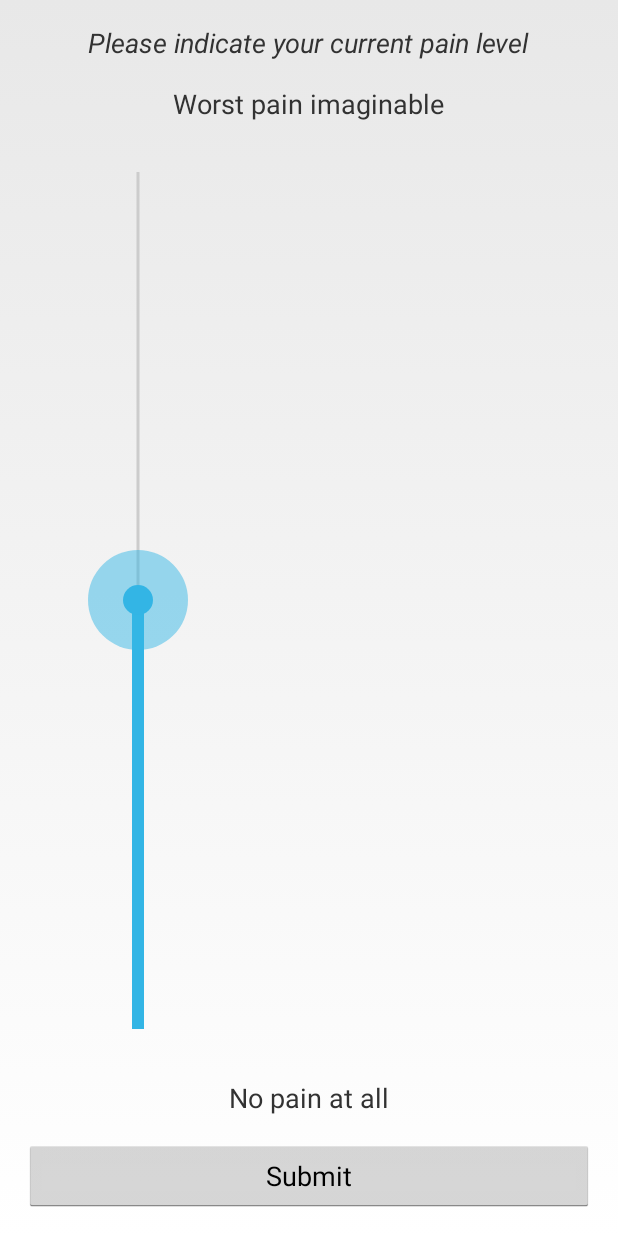
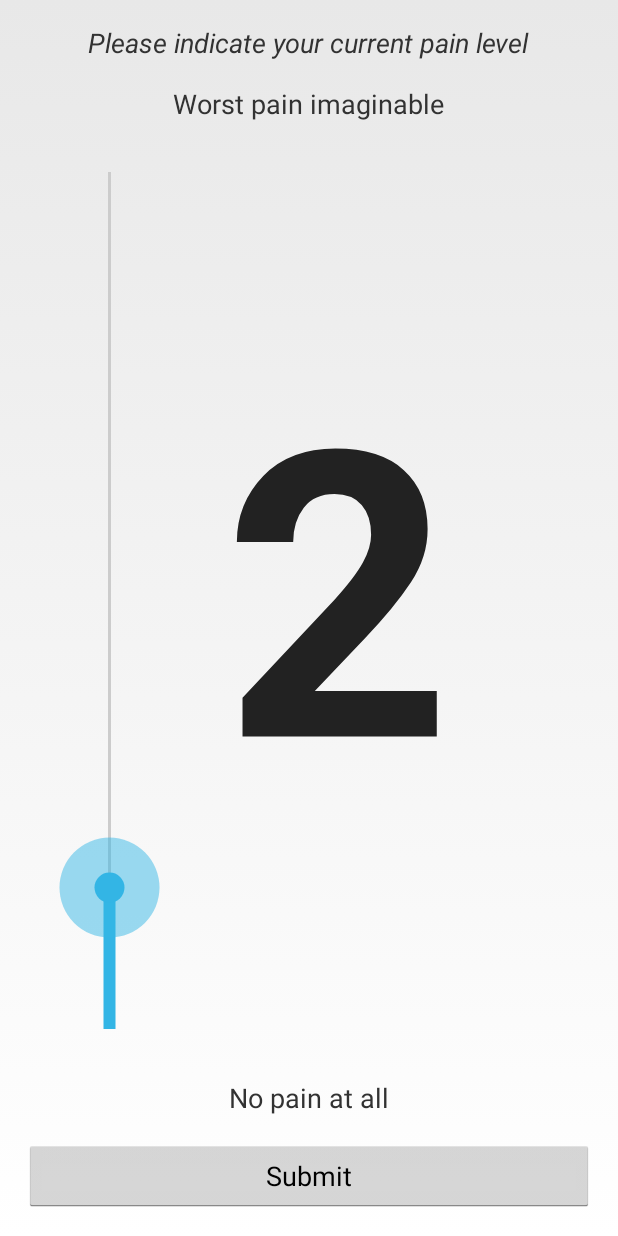
Before and after one commit to philadams-zz/Meter, an Android app: the SuperVASNumberedActivity screen opened directly, with no data from a screen before it, on a phone screen of 412 x 824 dp. Run offline under Robolectric (Android 15) with nearby library versions, the phone set to English and light mode, and no system bars.

Commit message:
display reportedValue in SuperVASNumbered meter

```diff
--- a/app/src/main/java/edu/cornell/idl/meter/SuperVASNumberedView.java
+++ b/app/src/main/java/edu/cornell/idl/meter/SuperVASNumberedView.java
@@ -4,6 +4,7 @@ import android.content.Context;
 import android.graphics.Canvas;
 import android.graphics.Color;
 import android.graphics.Paint;
+import android.graphics.Typeface;
 import android.util.AttributeSet;
 import android.view.MotionEvent;
 import android.view.View;
@@ -12,7 +13,7 @@ import android.view.View;
  */
 public class SuperVASNumberedView extends View {
 
-  final static String TAG = "SuperVASView";
+  final static String TAG = "SuperVASNumberedView";
 
   // selector knob/circle
   private Paint selectorInnerPaint;
@@ -28,8 +29,12 @@ public class SuperVASNumberedView extends View {
   private float selectorTargetY = 100f;
   private float padding = radius;  // offset from the edges of the scale
 
-  private float minTargetY = scaleY1 + padding + radius/2;
-  private float maxTargetY = scaleY2 + radius/2;
+  private float minTargetY = scaleY1;
+  private float maxTargetY = scaleY2;
+
+  private Paint reportedValuePaint;
+  private float reportedValueX = 200f;
+  private float reportedValueY = 200f;
 
   public SuperVASNumberedView(Context context) {
     this(context, null);
@@ -70,6 +75,15 @@ public class SuperVASNumberedView extends View {
     selectorOuterPaint.setStrokeWidth(4);
     selectorOuterPaint.setColor(getResources().getColor(android.R.color.holo_blue_light));
     selectorOuterPaint.setAlpha(125);  // must come after setColor()
+
+    reportedValuePaint = new Paint();
+    reportedValuePaint.setAntiAlias(true);
+    reportedValuePaint.setColor(Color.parseColor("#222222"));
+    reportedValuePaint.setTypeface(Typeface.SANS_SERIF);
+    reportedValuePaint.setTypeface(Typeface.DEFAULT_BOLD);
+    reportedValuePaint.setStyle(Paint.Style.FILL_AND_STROKE);
+    reportedValuePaint.setTextAlign(Paint.Align.CENTER);
+    reportedValuePaint.setTextSize(76f);
   }
 
   /**
@@ -79,6 +93,7 @@ public class SuperVASNumberedView extends View {
   protected void onDraw(Canvas canvas) {
     drawScaleBar(canvas);
     drawSelectorKnob(canvas);
+    drawReportedValue(canvas);
   }
 
   /**
@@ -102,30 +117,29 @@ public class SuperVASNumberedView extends View {
 
   /**
    * onTouchEvent()
+   * when the user touches the screen, update the selector to point where the user taps
    */
   public boolean onTouchEvent(MotionEvent motionEvent) {
     switch (motionEvent.getAction()) {
-      case MotionEvent.ACTION_DOWN:  // indicate user touching screen?
+      case MotionEvent.ACTION_DOWN:  // TODO:philadams indicate user touching screen??? haptics?
         return true;
       case MotionEvent.ACTION_MOVE:
         setSelectorTarget(motionEvent.getY());
         return true;
       case MotionEvent.ACTION_UP:
-        setSelectorTarget(motionEvent.getY());  // update the selector to point at where user clicked
+        setSelectorTarget(motionEvent.getY());
         return true;
       default:
         return super.onTouchEvent(motionEvent);
     }
   }
 
-  ///**
-  // * drawReportedValue(Canvas canvas)
-  // */
-  //protected void drawReportedValue(Canvas canvas) {
-  //  int xPos = canvas.getWidth() / 2;
-  //  int yPos = (int) ((canvas.getHeight() / 2) - getVerticalCenterOffsetForPaint(reportedValuePaint));
-  //  canvas.drawText(String.valueOf(reportedValue), xPos, yPos, reportedValuePaint);
-  //}
+  /**
+  * drawReportedValue(Canvas canvas)
+  */
+  protected void drawReportedValue(Canvas canvas) {
+    canvas.drawText(String.valueOf(getProgress()), reportedValueX, reportedValueY, reportedValuePaint);
+  }
 
   private void setSelectorTarget(float target) {
     selectorTargetY = target;
@@ -147,15 +161,15 @@ public class SuperVASNumberedView extends View {
    */
   @Override
   public void onSizeChanged(int w, int h, int oldw, int oldh) {
-    scaleX = 0.2f * w;
+    scaleX = 0.15f * w;
     scaleY1 = 0 + padding;
     scaleY2 = h - padding;
-    selectorTargetY = h / 2;
+    selectorTargetY = 0.8f * h;
     minTargetY = scaleY1;
     maxTargetY = scaleY2;
-    //reportedValuePaint.setTextSize(0.9f * w);
-    //outOfTenPaint.setTextSize(0.2f * w);
-    //plusMinusPaint.setTextSize(0.2f * w);
+    reportedValuePaint.setTextSize(0.7f * w);
+    reportedValueX = 0.55f * w;
+    reportedValueY = ((h / 2) - getVerticalCenterOffsetForPaint(reportedValuePaint));
   }
 
   /**
@@ -164,12 +178,8 @@ public class SuperVASNumberedView extends View {
    */
   @Override
   protected void onMeasure(int widthMeasureSpec, int heightMeasureSpec) {
-
-    int widthMode = MeasureSpec.getMode(widthMeasureSpec);
     int widthDim = MeasureSpec.getSize(widthMeasureSpec);
-    int heightMode = MeasureSpec.getMode(heightMeasureSpec);
     int heightDim = MeasureSpec.getSize(heightMeasureSpec);
-
     setMeasuredDimension(widthDim, heightDim);
   }
 
```
